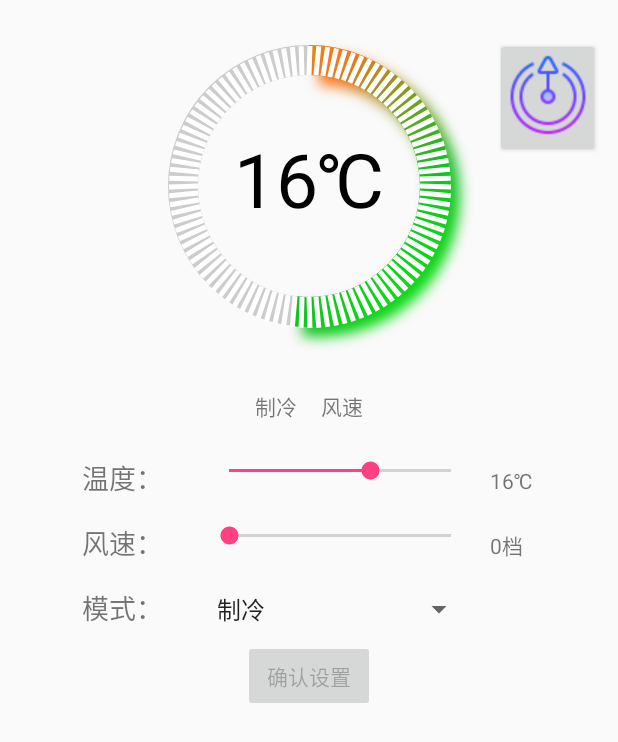
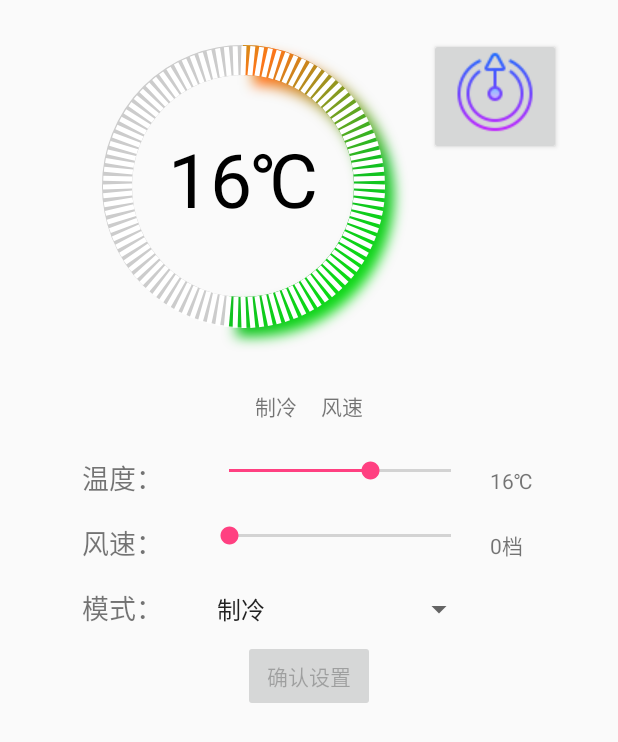
Before and after one commit to Group9-Android/Air-Conditioning-Controller, an Android app: the fragment OneFragment shown on its own in the app's theme, on a phone screen of 412 x 824 dp. Shown: the top 742 px of the screen. Run offline under Robolectric (Android 15) with nearby library versions, the phone set to English and light mode, and no system bars.

Commit message:
UI优化
解决了两个问题：
1. 主界面控制布局调成百分比，避免屏幕较小时关机键显示不全
2. 解决了RecylerLayout上下边被菜单栏遮住，显示不全的问题

```diff
--- a/app/build.gradle
+++ b/app/build.gradle
@@ -16,7 +16,7 @@ android {
             proguardFiles getDefaultProguardFile('proguard-android.txt'), 'proguard-rules.pro'
         }
     }
-    buildToolsVersion '24.0.2'
+    buildToolsVersion '26.0.2'
 }
 
 dependencies {
--- a/app/src/main/res/layout/fragment_one.xml
+++ b/app/src/main/res/layout/fragment_one.xml
@@ -26,21 +26,24 @@
                 android:orientation="horizontal">
 
                 <TextView
-                    android:layout_width="70dp"
-                    android:layout_height="70dp"
+                    android:layout_width="0dp"
+                    android:layout_height="80dp"
+                    android:layout_weight="1"
                     />
 
                 <com.example.smallkun.aswitch.GradientProgressBar
                     android:id="@+id/progress_bar"
-                    android:layout_width="337dp"
+                    android:layout_width="0dp"
                     android:layout_height="248dp"
+                    android:layout_weight="4"
                     android:layout_gravity="center" />
 
                 <Button
                     android:id="@+id/buttonopen"
-                    android:layout_width="70dp"
-                    android:layout_height="80dp"
+                    android:layout_width="0dp"
+                    android:layout_height="78dp"
                     android:layout_marginTop="25dp"
+                    android:layout_weight="1"
                     android:drawableBottom="@drawable/ic_close"
                     android:gravity="center" />
 
--- a/app/src/main/res/layout/fragment_two.xml
+++ b/app/src/main/res/layout/fragment_two.xml
@@ -9,6 +9,8 @@
         android:id="@+id/rv"
         android:layout_width="match_parent"
         android:layout_height="match_parent"
+        android:layout_marginBottom="60dp"
+        android:layout_marginTop="15dp"
         >
     </android.support.v7.widget.RecyclerView>
 
```
